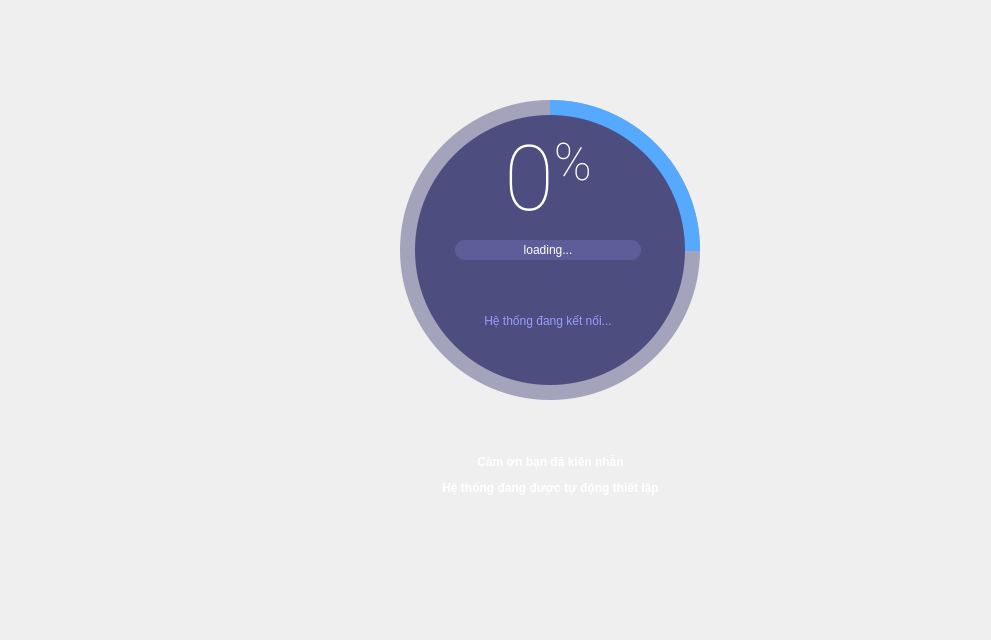
The window that main/splash_screen.ui (NinhLuong/Weather-data-visualization) describes before a commit, drawn with Qt 5.
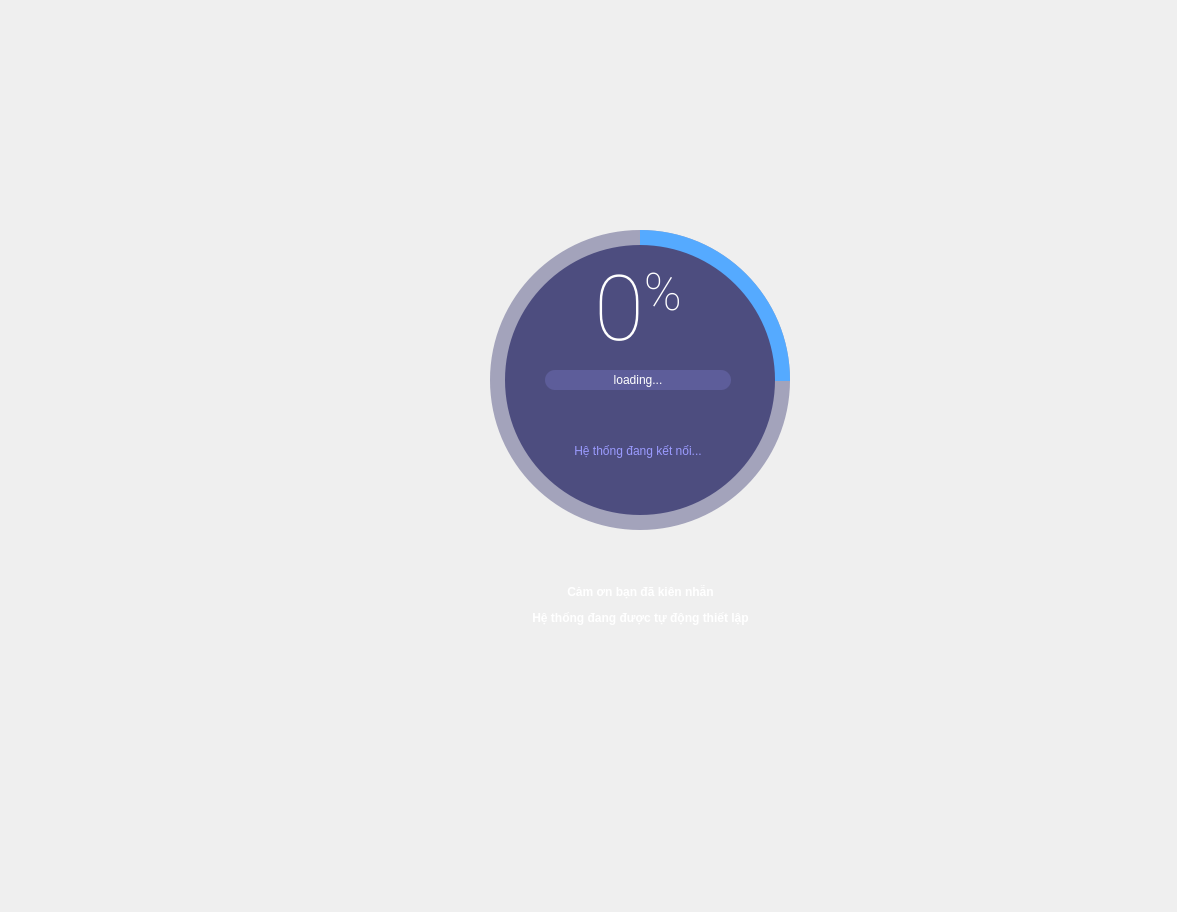
The same window after the commit. Icons and pictures are not drawn.

```diff
--- a/main/splash_screen.ui
+++ b/main/splash_screen.ui
@@ -6,8 +6,8 @@
    <rect>
     <x>0</x>
     <y>0</y>
-    <width>991</width>
-    <height>640</height>
+    <width>1177</width>
+    <height>912</height>
    </rect>
   </property>
   <property name="windowTitle">
@@ -17,8 +17,8 @@
    <widget class="QFrame" name="circularProgressBarBase">
     <property name="geometry">
      <rect>
-      <x>10</x>
-      <y>20</y>
+      <x>100</x>
+      <y>150</y>
       <width>781</width>
       <height>561</height>
      </rect>
@@ -193,30 +193,6 @@
       </layout>
      </widget>
     </widget>
-    <widget class="QLabel" name="poster">
-     <property name="geometry">
-      <rect>
-       <x>0</x>
-       <y>-30</y>
-       <width>301</width>
-       <height>621</height>
-      </rect>
-     </property>
-     <property name="styleSheet">
-      <string notr="true">QLabel{
-	image: url(:/images/khoidong.png);
-	border-top-left-radius: 50px;
-	border-bottom-right-radius: 0px;
-
-}</string>
-     </property>
-     <property name="text">
-      <string/>
-     </property>
-     <property name="alignment">
-      <set>Qt::AlignCenter</set>
-     </property>
-    </widget>
     <widget class="QLabel" name="label">
      <property name="geometry">
       <rect>
@@ -260,7 +236,39 @@
       <string>&lt;html&gt;&lt;head/&gt;&lt;body&gt;&lt;p align=&quot;center&quot;&gt;&lt;span style=&quot; font-size:9pt; font-weight:600; color:#ffffff;&quot;&gt;Cảm ơn bạn đã kiên nhẫn&lt;/span&gt;&lt;/p&gt;&lt;p align=&quot;center&quot;&gt;&lt;span style=&quot; font-size:9pt; font-weight:600; color:#ffffff;&quot;&gt;Hệ thống đang được tự động thiết lập&lt;/span&gt;&lt;/p&gt;&lt;/body&gt;&lt;/html&gt;</string>
      </property>
     </widget>
-    <zorder>poster</zorder>
+    <widget class="QLabel" name="poster">
+     <property name="enabled">
+      <bool>true</bool>
+     </property>
+     <property name="geometry">
+      <rect>
+       <x>0</x>
+       <y>0</y>
+       <width>301</width>
+       <height>561</height>
+      </rect>
+     </property>
+     <property name="layoutDirection">
+      <enum>Qt::LeftToRight</enum>
+     </property>
+     <property name="autoFillBackground">
+      <bool>false</bool>
+     </property>
+     <property name="styleSheet">
+      <string notr="true">QLabel{
+background-image: url(:/images/khoidong1.png);
+	border-top-left-radius: 50px;
+	border-bottom-right-radius: 0px;
+
+}</string>
+     </property>
+     <property name="text">
+      <string/>
+     </property>
+     <property name="alignment">
+      <set>Qt::AlignLeading|Qt::AlignLeft|Qt::AlignVCenter</set>
+     </property>
+    </widget>
     <zorder>label</zorder>
     <zorder>circularBg</zorder>
     <zorder>circularProgress</zorder>
```
Left out of the diff: 1 changed line with no effect on the pictures.
